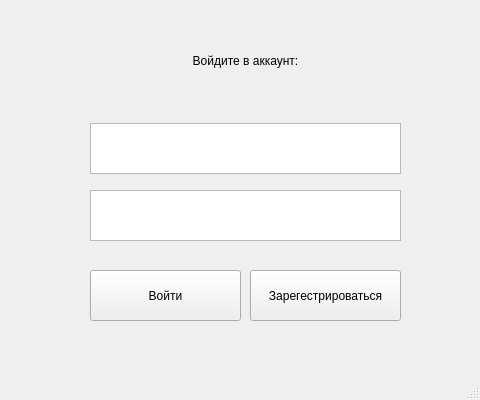
This is Assets/WindowsUI/sign.ui in yshelev/nya as Qt 5 draws it before an edit. The edited form follows.
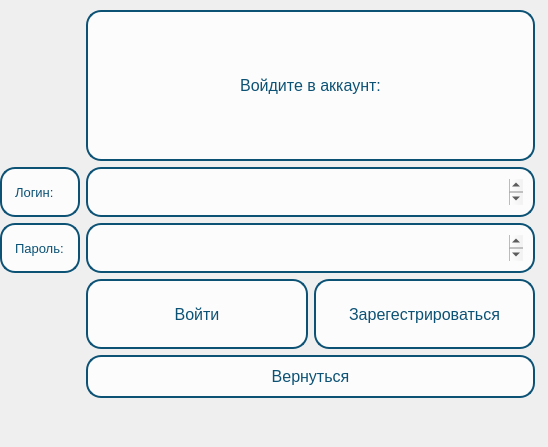
This is the edited form. Icons and pictures are not drawn.

Commit message: первого интерфейсика навалил + ретёрн баттн

The edit to the form file:
```diff
--- a/Assets/WindowsUI/sign.ui
+++ b/Assets/WindowsUI/sign.ui
@@ -6,76 +6,14 @@
    <rect>
     <x>0</x>
     <y>0</y>
-    <width>480</width>
-    <height>400</height>
+    <width>548</width>
+    <height>447</height>
    </rect>
   </property>
   <property name="windowTitle">
    <string>MainWindow</string>
   </property>
   <widget class="QWidget" name="centralwidget">
-   <widget class="QTextEdit" name="textEdit_login">
-    <property name="geometry">
-     <rect>
-      <x>90</x>
-      <y>123</y>
-      <width>311</width>
-      <height>51</height>
-     </rect>
-    </property>
-   </widget>
-   <widget class="QTextEdit" name="textEdit_password">
-    <property name="geometry">
-     <rect>
-      <x>90</x>
-      <y>190</y>
-      <width>311</width>
-      <height>51</height>
-     </rect>
-    </property>
-   </widget>
-   <widget class="QLabel" name="label_info">
-    <property name="geometry">
-     <rect>
-      <x>90</x>
-      <y>0</y>
-      <width>311</width>
-      <height>121</height>
-     </rect>
-    </property>
-    <property name="text">
-     <string>Войдите в аккаунт:</string>
-    </property>
-    <property name="alignment">
-     <set>Qt::AlignCenter</set>
-    </property>
-   </widget>
-   <widget class="QPushButton" name="pushButton_registration">
-    <property name="geometry">
-     <rect>
-      <x>250</x>
-      <y>270</y>
-      <width>151</width>
-      <height>51</height>
-     </rect>
-    </property>
-    <property name="text">
-     <string>Зарегестрироваться</string>
-    </property>
-   </widget>
-   <widget class="QPushButton" name="pushButton_signin">
-    <property name="geometry">
-     <rect>
-      <x>90</x>
-      <y>270</y>
-      <width>151</width>
-      <height>51</height>
-     </rect>
-    </property>
-    <property name="text">
-     <string>Войти</string>
-    </property>
-   </widget>
    <widget class="QLabel" name="label_warning">
     <property name="geometry">
      <rect>
@@ -104,6 +42,282 @@
      <set>Qt::AlignCenter</set>
     </property>
    </widget>
+   <widget class="QLabel" name="label_3">
+    <property name="geometry">
+     <rect>
+      <x>10</x>
+      <y>0</y>
+      <width>531</width>
+      <height>411</height>
+     </rect>
+    </property>
+    <property name="styleSheet">
+     <string notr="true">border-image: url(:/images/babysitter-service-nanny-occupation-babysitting-club-childcare-assistance-family-and-nursery-modern-flat-cartoon-style-illustration-on-white-background-vector.jpg);
+border-radius: 20px;</string>
+    </property>
+    <property name="text">
+     <string/>
+    </property>
+   </widget>
+   <widget class="QWidget" name="gridLayoutWidget">
+    <property name="geometry">
+     <rect>
+      <x>0</x>
+      <y>10</y>
+      <width>535</width>
+      <height>388</height>
+     </rect>
+    </property>
+    <property name="styleSheet">
+     <string>QPushButton{
+border-radius: 15px;
+padding: 10px;
+border: 2px solid rgba(12, 82, 117, 255);
+background-color: rgba(255, 255, 255, 200);
+color: rgba(12, 82, 117, 255);
+}
+
+QPushButton:hover{
+background-color: rgba(110, 190, 230, 200);
+}
+QPushButton:pressed{
+background-color: rgba(90, 176, 219, 200);
+}</string>
+    </property>
+    <layout class="QGridLayout" name="gridLayout_2">
+     <item row="3" column="2">
+      <widget class="QTextEdit" name="textEdit_password">
+       <property name="maximumSize">
+        <size>
+         <width>16777215</width>
+         <height>50</height>
+        </size>
+       </property>
+       <property name="font">
+        <font>
+         <pointsize>12</pointsize>
+        </font>
+       </property>
+       <property name="styleSheet">
+        <string notr="true">border-radius: 15px;
+padding: 10px;
+border: 2px solid rgba(12, 82, 117, 255);
+background-color: rgba(255, 255, 255, 200);
+color: rgba(12, 82, 117, 255);</string>
+       </property>
+      </widget>
+     </item>
+     <item row="5" column="2">
+      <widget class="QPushButton" name="returnButton">
+       <property name="font">
+        <font>
+         <pointsize>12</pointsize>
+        </font>
+       </property>
+       <property name="styleSheet">
+        <string notr="true">QPushButton{
+border-radius: 15px;
+padding: 10px;
+border: 2px solid rgba(12, 82, 117, 255);
+background-color: rgba(255, 255, 255, 200);
+color: rgba(12, 82, 117, 255);
+}
+
+QPushButton:hover{
+background-color: rgba(110, 190, 230, 200);
+}
+QPushButton:pressed{
+background-color: rgba(90, 176, 219, 200);
+}</string>
+       </property>
+       <property name="text">
+        <string>Вернуться</string>
+       </property>
+      </widget>
+     </item>
+     <item row="2" column="0">
+      <widget class="QLabel" name="label">
+       <property name="maximumSize">
+        <size>
+         <width>16777215</width>
+         <height>50</height>
+        </size>
+       </property>
+       <property name="font">
+        <font>
+         <pointsize>10</pointsize>
+        </font>
+       </property>
+       <property name="styleSheet">
+        <string notr="true">border-radius: 15px;
+padding: 10px;
+border: 2px solid rgba(12, 82, 117, 255);
+background-color: rgba(255, 255, 255, 200);
+color: rgba(12, 82, 117, 255);</string>
+       </property>
+       <property name="text">
+        <string>Логин:</string>
+       </property>
+      </widget>
+     </item>
+     <item row="2" column="2">
+      <widget class="QTextEdit" name="textEdit_login">
+       <property name="maximumSize">
+        <size>
+         <width>16777215</width>
+         <height>50</height>
+        </size>
+       </property>
+       <property name="font">
+        <font>
+         <pointsize>12</pointsize>
+        </font>
+       </property>
+       <property name="styleSheet">
+        <string notr="true">border-radius: 15px;
+padding: 10px;
+border: 2px solid rgba(12, 82, 117, 255);
+background-color: rgba(255, 255, 255, 200);
+color: rgba(12, 82, 117, 255);</string>
+       </property>
+      </widget>
+     </item>
+     <item row="4" column="2">
+      <layout class="QHBoxLayout" name="horizontalLayout">
+       <item>
+        <widget class="QPushButton" name="pushButton_signin">
+         <property name="sizePolicy">
+          <sizepolicy hsizetype="Preferred" vsizetype="Minimum">
+           <horstretch>0</horstretch>
+           <verstretch>0</verstretch>
+          </sizepolicy>
+         </property>
+         <property name="maximumSize">
+          <size>
+           <width>16777215</width>
+           <height>70</height>
+          </size>
+         </property>
+         <property name="font">
+          <font>
+           <pointsize>12</pointsize>
+          </font>
+         </property>
+         <property name="styleSheet">
+          <string notr="true">QPushButton{
+border-radius: 15px;
+padding: 10px;
+border: 2px solid rgba(12, 82, 117, 255);
+background-color: rgba(255, 255, 255, 200);
+color: rgba(12, 82, 117, 255);
+}
+
+QPushButton:hover{
+background-color: rgba(110, 190, 230, 200);
+}
+QPushButton:pressed{
+background-color: rgba(90, 176, 219, 200);
+}</string>
+         </property>
+         <property name="text">
+          <string>Войти</string>
+         </property>
+        </widget>
+       </item>
+       <item>
+        <widget class="QPushButton" name="pushButton_registration">
+         <property name="sizePolicy">
+          <sizepolicy hsizetype="Preferred" vsizetype="Minimum">
+           <horstretch>0</horstretch>
+           <verstretch>0</verstretch>
+          </sizepolicy>
+         </property>
+         <property name="maximumSize">
+          <size>
+           <width>16777215</width>
+           <height>70</height>
+          </size>
+         </property>
+         <property name="font">
+          <font>
+           <pointsize>12</pointsize>
+          </font>
+         </property>
+         <property name="styleSheet">
+          <string notr="true">QPushButton{
+border-radius: 15px;
+padding: 10px;
+border: 2px solid rgba(12, 82, 117, 255);
+background-color: rgba(255, 255, 255, 200);
+color: rgba(12, 82, 117, 255);
+}
+
+QPushButton:hover{
+background-color: rgba(110, 190, 230, 200);
+}
+QPushButton:pressed{
+background-color: rgba(90, 176, 219, 200);
+}</string>
+         </property>
+         <property name="text">
+          <string>Зарегестрироваться</string>
+         </property>
+        </widget>
+       </item>
+      </layout>
+     </item>
+     <item row="3" column="0">
+      <widget class="QLabel" name="label_2">
+       <property name="maximumSize">
+        <size>
+         <width>16777215</width>
+         <height>50</height>
+        </size>
+       </property>
+       <property name="font">
+        <font>
+         <pointsize>10</pointsize>
+        </font>
+       </property>
+       <property name="styleSheet">
+        <string notr="true">border-radius: 15px;
+padding: 10px;
+border: 2px solid rgba(12, 82, 117, 255);
+background-color: rgba(255, 255, 255, 200);
+color: rgba(12, 82, 117, 255);</string>
+       </property>
+       <property name="text">
+        <string>Пароль:</string>
+       </property>
+      </widget>
+     </item>
+     <item row="1" column="2">
+      <widget class="QLabel" name="label_info">
+       <property name="font">
+        <font>
+         <pointsize>12</pointsize>
+        </font>
+       </property>
+       <property name="styleSheet">
+        <string notr="true">border-radius: 15px;
+padding: 10px;
+border: 2px solid rgba(12, 82, 117, 255);
+background-color: rgba(255, 255, 255, 200);
+color: rgba(12, 82, 117, 255);</string>
+       </property>
+       <property name="text">
+        <string>Войдите в аккаунт:</string>
+       </property>
+       <property name="alignment">
+        <set>Qt::AlignCenter</set>
+       </property>
+      </widget>
+     </item>
+    </layout>
+   </widget>
+   <zorder>label_3</zorder>
+   <zorder>label_warning</zorder>
+   <zorder>gridLayoutWidget</zorder>
   </widget>
   <widget class="QMenuBar" name="menubar">
    <property name="geometry">
@@ -115,7 +329,6 @@
     </rect>
    </property>
   </widget>
-  <widget class="QStatusBar" name="statusbar"/>
  </widget>
  <resources/>
  <connections/>
```
Left out of the diff: 8 changed lines with no effect on the pictures. The commit also changes 1 other file.
